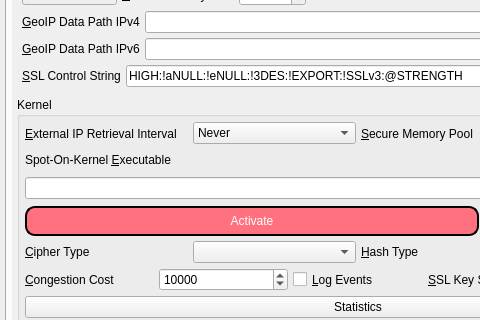
Before: the Qt Designer form branches/trunk/GoldBug-UI/controlcenter.ui in textbrowser/spot-on, drawn with Qt 5; both pictures show x 0 to 480 and y 130 to 450 of the 660 by 800 pixel window.
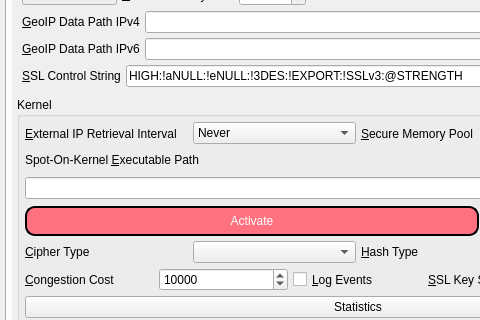
After: the same form once the commit is applied. The open tabs and pages were chosen to show the change. Icons and pictures are not drawn. Custom widgets are drawn as their Qt base class.

```diff
--- a/branches/trunk/GoldBug-UI/controlcenter.ui
+++ b/branches/trunk/GoldBug-UI/controlcenter.ui
@@ -6253,7 +6253,7 @@
             <rect>
              <x>0</x>
              <y>0</y>
-             <width>903</width>
+             <width>863</width>
              <height>1280</height>
             </rect>
            </property>
@@ -6542,7 +6542,7 @@
                    <item>
                     <widget class="QLabel" name="kernelPathLabel">
                      <property name="text">
-                      <string>Spot-On-Kernel &amp;Executable</string>
+                      <string>Spot-On-Kernel &amp;Executable Path</string>
                      </property>
                      <property name="buddy">
                       <cstring>kernelPath</cstring>
```
Left out of the diff: 8 changed lines with no effect on the pictures.
